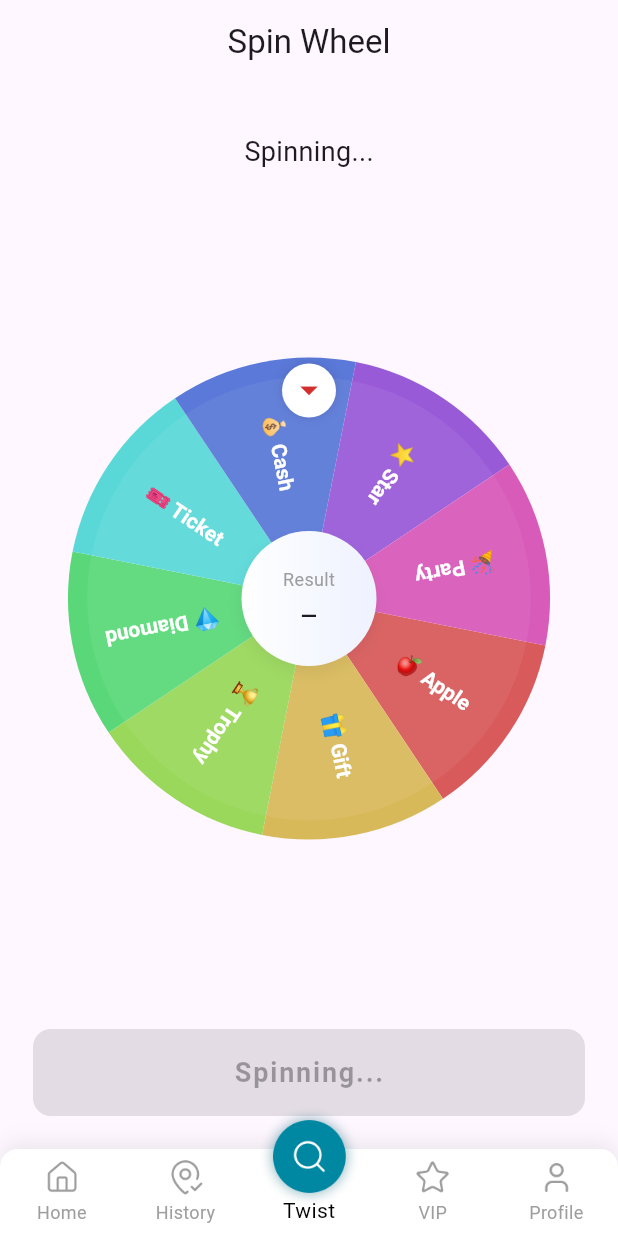
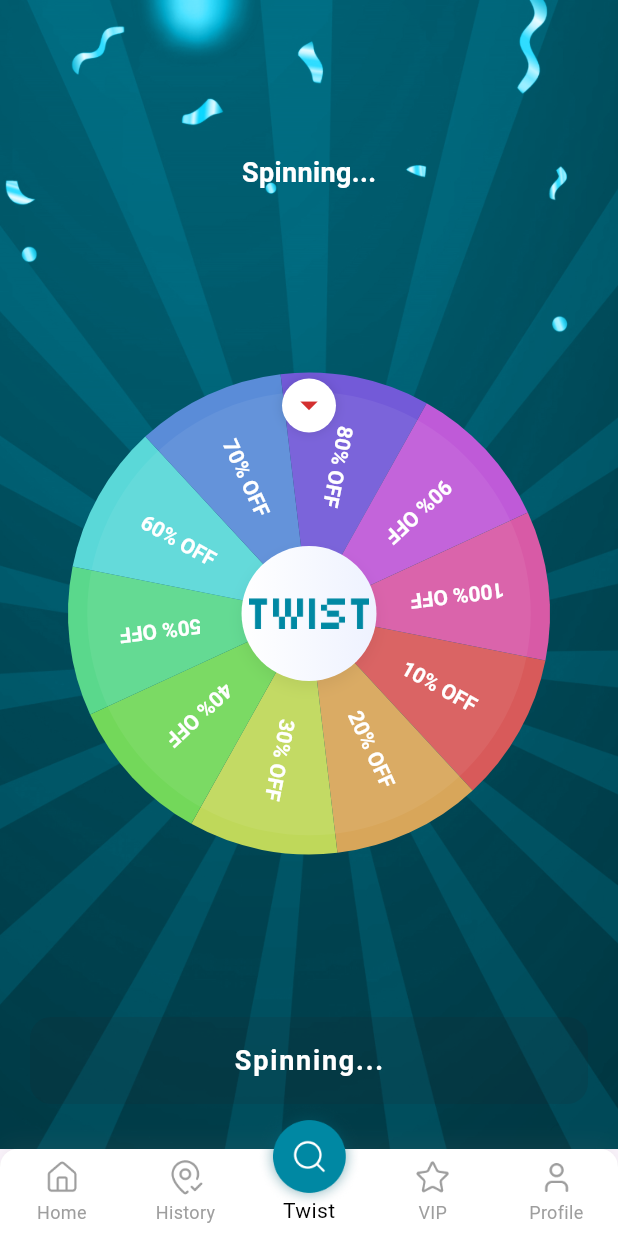
Before and after one commit to Dev-Ninjas-Backup/elad_giserman, a Flutter app: the screen it shows after launch, item 3 of the bottom bar chosen, after a tap on "SPIN", on a phone screen of 412 x 824 dp. Run offline on Flutter 3.47's test engine with Material 3 defaults, Android fonts, the phone set to English and light mode, and no system bars; our stand-ins replace flutter_otp_text_field, flutter_screenutil, get, google_fonts, google_mobile_ads, share_plus and 1 more; network calls fail.

Commit message:
Spinner add done.

```diff
--- a/lib/core/utils/constants/icon_path.dart
+++ b/lib/core/utils/constants/icon_path.dart
@@ -21,4 +21,7 @@ class IconPath {
   static const String leftSeat = 'assets/icons/leftSeat.png';
   static const String middleSeat = 'assets/icons/middleSeat.png';
   static const String rightSeat = 'assets/icons/rightSeat.png';
+
+  static const String congratulationIcon =
+      'assets/icons/congratulationIcon.png';
 }
--- a/lib/core/utils/constants/image_path.dart
+++ b/lib/core/utils/constants/image_path.dart
@@ -13,4 +13,5 @@ class ImagePath {
   static String restaurant4 = 'assets/images/restaurant4.png';
   static String reservationConfirm = 'assets/images/reservation_confirm.png';
   static String qrCodeScan = 'assets/images/qr-code-scan.png';
+  static String spinBackground = 'assets/images/spinBackground.png';
 }
--- a/lib/features/spinner/controller/spinner_controller.dart
+++ b/lib/features/spinner/controller/spinner_controller.dart
@@ -1,32 +1,103 @@
+import 'dart:math' as math;
+import 'package:flutter/material.dart';
 import 'package:get/get.dart';
 
-class SpinnerController extends GetxController {
-  final List<String> items = [
-    '🍎 Apple',
-    '🎁 Gift',
-    '🏆 Trophy',
-    '💎 Diamond',
-    '🎫 Ticket',
-    '💰 Cash',
-    '⭐ Star',
-    '🎉 Party',
-  ];
+class SpinnerController extends GetxController
+    with GetTickerProviderStateMixin {
+  final items = [
+    '10% OFF',
+    '20% OFF',
+    '30% OFF',
+    '40% OFF',
+    '50% OFF',
+    '60% OFF',
+    '70% OFF',
+    '80% OFF',
+    '90% OFF',
+    '100% OFF',
+  ].obs;
 
-  final selectedIndex = (-1).obs;
-  final isSpinning = false.obs;
+  late AnimationController animationController;
+  late Animation<double> animation;
+  final RxDouble rotation = 0.0.obs;
+  final RxInt selectedIndex = (-1).obs;
+  final RxBool isSpinning = false.obs;
+
+  final math.Random _rand = math.Random();
+
+  @override
+  void onInit() {
+    super.onInit();
+    animationController = AnimationController(vsync: this);
+    animationController.addListener(() {
+      rotation.value = animation.value;
+    });
+    animationController.addStatusListener((status) {
+      if (status == AnimationStatus.completed) {
+        final sel = _computeSelectedIndex();
+        setSelected(sel);
+      }
+    });
+  }
+
+  void startSpin() {
+    if (isSpinning.value) return;
+    isSpinning.value = true;
+    selectedIndex.value = -1;
+
+    final int fullSpins = 5 + _rand.nextInt(4);
+    final double extra = _rand.nextDouble() * math.pi * 2;
+
+    final double start = rotation.value;
+    final double target = start + fullSpins * 2 * math.pi + extra;
+
+    final int ms = 3200 + fullSpins * 300;
+    animationController.duration = Duration(milliseconds: ms);
+
+    animation = Tween<double>(begin: start, end: target).animate(
+      CurvedAnimation(parent: animationController, curve: Curves.decelerate),
+    );
+
+    animationController.forward(from: 0.0);
+  }
 
   void setSelected(int index) {
     selectedIndex.value = index;
     isSpinning.value = false;
+
+    Future.delayed(Duration(milliseconds: 300), () {
+      selectedIndex.value = -1;
+    });
   }
 
-  void setSpinning(bool val) {
-    isSpinning.value = val;
-  }
+  String get selectedText =>
+      (selectedIndex.value >= 0 && selectedIndex.value < items.length)
+      ? items[selectedIndex.value]
+      : '';
 
-  String get selectedText {
-    final i = selectedIndex.value;
-    if (i < 0 || i >= items.length) return '';
-    return items[i];
+  int _computeSelectedIndex() {
+    final n = items.length;
+    final double anglePer = 2 * math.pi / n;
+    final double startAngle = -math.pi / 2;
+    final double finalRotation = rotation.value;
+
+    double bestDiff = double.infinity;
+    int bestIndex = 0;
+    final double topAngle = (-math.pi / 2) % (2 * math.pi);
+
+    for (int k = 0; k < n; k++) {
+      final double centerAngle = startAngle + k * anglePer + anglePer / 2;
+      final double finalCenter = (centerAngle + finalRotation) % (2 * math.pi);
+      final double diffClockwise = (finalCenter - topAngle) % (2 * math.pi);
+      final double diffAnticlock = (topAngle - finalCenter) % (2 * math.pi);
+      final double diff = math.min(diffClockwise, diffAnticlock);
+      if (diff < bestDiff) {
+        bestDiff = diff;
+        bestIndex = k;
+      }
+    }
+
+    rotation.value = rotation.value % (2 * math.pi);
+    return bestIndex;
   }
 }
--- a/lib/features/spinner/screen/spinner_screen.dart
+++ b/lib/features/spinner/screen/spinner_screen.dart
@@ -1,159 +1,70 @@
 import 'dart:math' as math;
+import 'package:elad_giserman/core/utils/constants/colors.dart';
+import 'package:elad_giserman/core/utils/constants/icon_path.dart';
+import 'package:elad_giserman/core/utils/constants/image_path.dart';
 import 'package:elad_giserman/features/spinner/controller/spinner_controller.dart';
+import 'package:elad_giserman/features/spinner/widget/result_dialog.dart';
 import 'package:elad_giserman/features/spinner/widget/wheel_painter.dart';
 import 'package:flutter/material.dart';
 import 'package:get/get.dart';
 
-class SpinnerScreen extends StatefulWidget {
+class SpinnerScreen extends StatelessWidget {
   const SpinnerScreen({super.key});
 
   @override
-  State<SpinnerScreen> createState() => _SpinnerScreenState();
-}
-
-class _SpinnerScreenState extends State<SpinnerScreen>
-    with SingleTickerProviderStateMixin {
+  Widget build(BuildContext context) {
     final SpinnerController controller = Get.put(SpinnerController());
-
-  late AnimationController _animationController;
-  late Animation<double> _animation;
-  double _rotation = 0.0;
-  final math.Random _rand = math.Random();
-
-  @override
-  void initState() {
-    super.initState();
-    _animationController = AnimationController(vsync: this);
-    _animationController.addListener(() {
-      setState(() => _rotation = _animation.value);
-    });
-    _animationController.addStatusListener((status) {
-      if (status == AnimationStatus.completed) {
-        final sel = _computeSelectedIndex();
-        controller.setSelected(sel);
-      }
-    });
-  }
-
-  @override
-  void dispose() {
-    _animationController.dispose();
-    super.dispose();
-  }
-
-  void _startSpin() {
-    if (controller.isSpinning.value) return;
-    controller.setSpinning(true);
-    controller.selectedIndex.value = -1;
-
-    final int fullSpins = 5 + _rand.nextInt(4);
-    final double extra = _rand.nextDouble() * math.pi * 2;
-
-    final double start = _rotation;
-    final double target = start + fullSpins * 2 * math.pi + extra;
-
-    final int ms = 3200 + fullSpins * 300;
-    _animationController.duration = Duration(milliseconds: ms);
-
-    _animation = Tween<double>(begin: start, end: target).animate(
-      CurvedAnimation(parent: _animationController, curve: Curves.decelerate),
-    );
-
-    _animationController.forward(from: 0.0);
-  }
-
-  int _computeSelectedIndex() {
-    final items = controller.items;
-    final int n = items.length;
-    final double anglePer = 2 * math.pi / n;
-    final double startAngle = -math.pi / 2;
-    final double finalRotation = _rotation;
-
-    double bestDiff = double.infinity;
-    int bestIndex = 0;
-    final double topAngle = (-math.pi / 2) % (2 * math.pi);
-
-    for (int k = 0; k < n; k++) {
-      final double centerAngle = startAngle + k * anglePer + anglePer / 2;
-      final double finalCenter = (centerAngle + finalRotation) % (2 * math.pi);
-      final double diffClockwise = (finalCenter - topAngle) % (2 * math.pi);
-      final double diffAnticlock = (topAngle - finalCenter) % (2 * math.pi);
-      final double diff = math.min(diffClockwise, diffAnticlock);
-      if (diff < bestDiff) {
-        bestDiff = diff;
-        bestIndex = k;
-      }
-    }
-
-    _rotation = _rotation % (2 * math.pi);
-    return bestIndex;
-  }
-
-  @override
-  Widget build(BuildContext context) {
     final size = MediaQuery.of(context).size;
     final wheelSize = math.min(size.width, size.height) * 0.78;
 
+    ever(controller.selectedIndex, (index) {
+      if (index != -1) {
+        Get.dialog(
+          ResultDialog(result: controller.selectedText),
+          barrierDismissible: false,
+        );
+      }
+    });
+
     return Scaffold(
-      appBar: AppBar(title: const Text('Spin Wheel'), centerTitle: true),
-      body: Column(
+      body: Container(
+        width: double.infinity,
+        height: double.infinity,
+        decoration: BoxDecoration(
+          image: DecorationImage(
+            image: AssetImage(ImagePath.spinBackground),
+            fit: BoxFit.cover,
+          ),
+        ),
+        child: Column(
           children: [
-          const SizedBox(height: 20),
+            SizedBox(height: 90),
             Obx(() {
-            final sel = controller.selectedIndex.value;
               if (controller.isSpinning.value) {
                 return const Padding(
                   padding: EdgeInsets.all(12),
-                child: Text('Spinning...', style: TextStyle(fontSize: 18)),
+                  child: Text(
+                    'Spinning...',
+                    style: TextStyle(
+                      fontSize: 18,
+                      fontWeight: FontWeight.w600,
+                      color: Colors.white,
+                    ),
+                  ),
                 );
               }
-            if (sel == -1) {
               return const Padding(
                 padding: EdgeInsets.all(12),
                 child: Text(
                   'Tap SPIN to try your luck!',
-                  style: TextStyle(fontSize: 18),
-                ),
-              );
-            }
-            return Padding(
-              padding: const EdgeInsets.all(12),
-              child: Card(
-                shape: RoundedRectangleBorder(
-                  borderRadius: BorderRadius.circular(14),
-                ),
-                elevation: 6,
-                child: Padding(
-                  padding: const EdgeInsets.all(14),
-                  child: Row(
-                    mainAxisSize: MainAxisSize.min,
-                    children: [
-                      const Text('🎯', style: TextStyle(fontSize: 26)),
-                      const SizedBox(width: 12),
-                      Column(
-                        crossAxisAlignment: CrossAxisAlignment.start,
-                        children: [
-                          const Text(
-                            'You got',
-                            style: TextStyle(fontSize: 12, color: Colors.grey),
-                          ),
-                          const SizedBox(height: 4),
-                          Text(
-                            controller.selectedText,
-                            style: const TextStyle(
+                  style: TextStyle(
                     fontSize: 18,
-                              fontWeight: FontWeight.bold,
-                            ),
-                          ),
-                        ],
-                      ),
-                    ],
-                  ),
+                    fontWeight: FontWeight.w600,
+                    color: Colors.white,
                   ),
                 ),
               );
             }),
-          const SizedBox(height: 8),
             Expanded(
               child: Center(
                 child: SizedBox(
@@ -162,18 +73,15 @@ class _SpinnerScreenState extends State<SpinnerScreen>
                   child: Stack(
                     alignment: Alignment.center,
                     children: [
-                    AnimatedBuilder(
-                      animation: _animationController,
-                      builder: (_, __) {
+                      Obx(() {
                         return Transform.rotate(
-                          angle: _rotation,
+                          angle: controller.rotation.value,
                           child: CustomPaint(
                             size: Size(wheelSize, wheelSize),
                             painter: WheelPainter(items: controller.items),
                           ),
                         );
-                      },
-                    ),
+                      }),
                       Container(
                         width: wheelSize * 0.28,
                         height: wheelSize * 0.28,
@@ -192,30 +100,11 @@ class _SpinnerScreenState extends State<SpinnerScreen>
                           ],
                         ),
                         child: Center(
-                        child: Obx(() {
-                          final sel = controller.selectedIndex.value;
-                          return Column(
-                            mainAxisSize: MainAxisSize.min,
-                            children: [
-                              const Text(
-                                'Result',
-                                style: TextStyle(
-                                  fontSize: 12,
-                                  color: Colors.grey,
+                          child: Image.asset(
+                            IconPath.appIcon,
+                            height: 80,
+                            width: 80,
                           ),
-                              ),
-                              const SizedBox(height: 6),
-                              Text(
-                                sel == -1 ? '—' : controller.selectedText,
-                                textAlign: TextAlign.center,
-                                style: const TextStyle(
-                                  fontSize: 14,
-                                  fontWeight: FontWeight.w600,
-                                ),
-                              ),
-                            ],
-                          );
-                        }),
                         ),
                       ),
                       Positioned(
@@ -249,23 +138,25 @@ class _SpinnerScreenState extends State<SpinnerScreen>
               ),
             ),
             Padding(
-            padding: const EdgeInsets.all(22),
+              padding: EdgeInsets.fromLTRB(20, 0, 20, 30),
               child: Obx(() {
                 final spinning = controller.isSpinning.value;
                 return SizedBox(
                   width: double.infinity,
                   child: ElevatedButton(
-                  onPressed: spinning ? null : _startSpin,
+                    onPressed: spinning ? null : controller.startSpin,
                     style: ElevatedButton.styleFrom(
-                    padding: const EdgeInsets.symmetric(vertical: 16),
+                      backgroundColor: AppColors.buttonColor,
+                      padding: EdgeInsets.symmetric(vertical: 16),
                       shape: RoundedRectangleBorder(
-                      borderRadius: BorderRadius.circular(12),
+                        borderRadius: BorderRadius.circular(14),
                       ),
                     ),
                     child: Text(
                       spinning ? 'Spinning...' : 'SPIN',
-                    style: const TextStyle(
+                      style: TextStyle(
                         fontSize: 18,
+                        color: Colors.white,
                         fontWeight: FontWeight.bold,
                         letterSpacing: 1.2,
                       ),
@@ -276,6 +167,7 @@ class _SpinnerScreenState extends State<SpinnerScreen>
             ),
           ],
         ),
+      ),
     );
   }
 }
--- /dev/null
+++ b/lib/features/spinner/widget/result_dialog.dart
@@ -0,0 +1,48 @@
+import 'package:elad_giserman/core/utils/constants/icon_path.dart';
+import 'package:flutter/material.dart';
+import 'package:get/get.dart';
+
+class ResultDialog extends StatelessWidget {
+  final String result;
+  const ResultDialog({super.key, required this.result});
+
+  @override
+  Widget build(BuildContext context) {
+    return Dialog(
+      shape: RoundedRectangleBorder(borderRadius: BorderRadius.circular(16)),
+      child: Padding(
+        padding: EdgeInsets.all(24),
+        child: Column(
+          mainAxisSize: MainAxisSize.min,
+          children: [
+            Image.asset(IconPath.congratulationIcon, width: 80, height: 80),
+            SizedBox(height: 16),
+            Text(
+              "You have got $result",
+              style: TextStyle(
+                fontSize: 18,
+                color: Colors.black,
+                fontWeight: FontWeight.bold,
+              ),
+            ),
+            SizedBox(height: 24),
+            ElevatedButton(
+              onPressed: () => Get.back(),
+              style: ElevatedButton.styleFrom(
+                backgroundColor: Colors.deepPurple,
+                shape: RoundedRectangleBorder(
+                  borderRadius: BorderRadius.circular(12),
+                ),
+                padding: EdgeInsets.symmetric(horizontal: 24, vertical: 12),
+              ),
+              child: Text(
+                "OK",
+                style: TextStyle(color: Colors.white, fontSize: 16),
+              ),
+            ),
+          ],
+        ),
+      ),
+    );
+  }
+}
```
Also changed, not shown: assets/icons/congratulationIcon.png (added), assets/images/spinBackground.png (added). Lines whose indentation alone changed are shown as unchanged.
